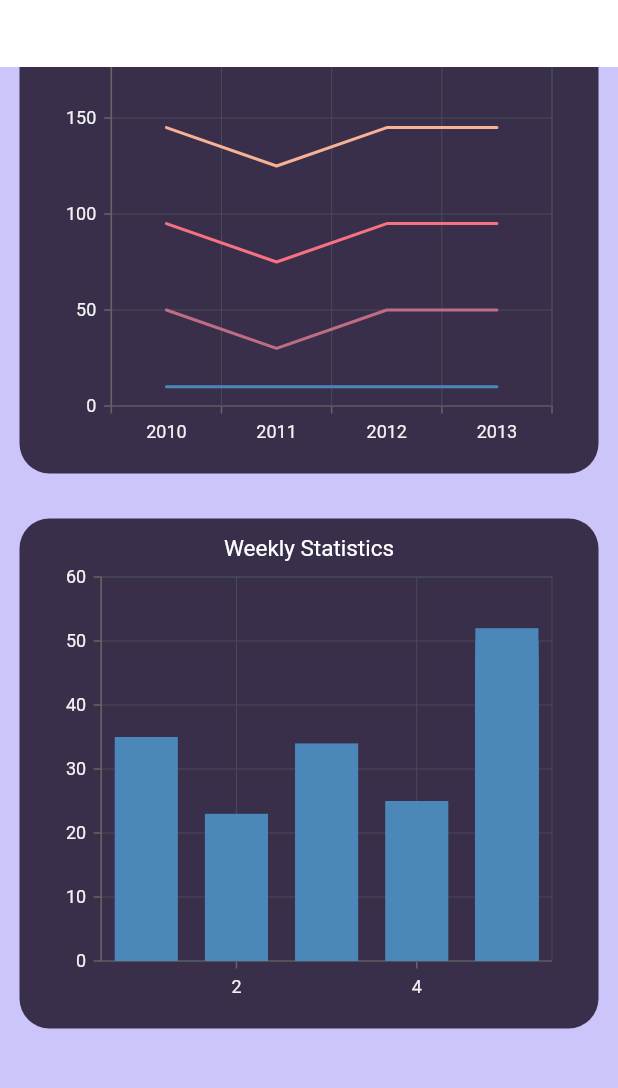
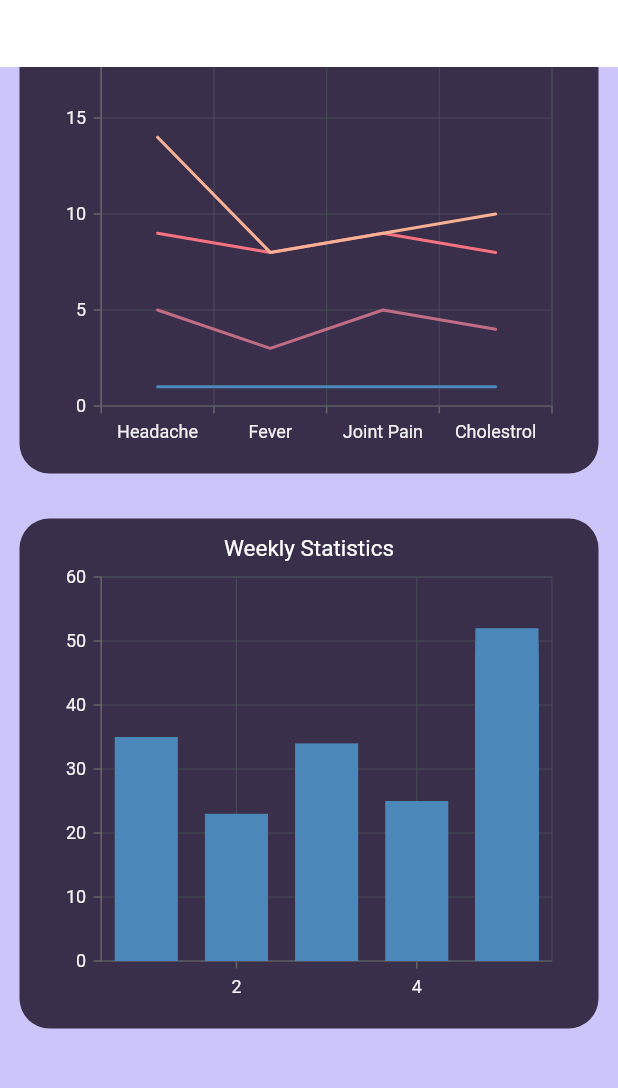
Before and after one commit to Rwishwajith/The-Shield, a Flutter app: the StatisticsSideEffectScreen screen opened directly, scrolled down 154 dp, on a phone screen of 412 x 824 dp, the part 143-1231 px from its top. Run offline on Flutter 3.47's test engine with Material 2 defaults, Android fonts, the phone set to English and light mode, and no system bars; our stand-ins replace cloud_firestore, firebase_auth, firebase_core, fl_chart, flutter_rating_bar, font_awesome_flutter and 6 more; missing offline and left inert: flutter_facebook_auth, is_first_run; accounts and stored records are empty.

Commit message:
Update side_effect.dart

```diff
--- a/the_shield/lib/main_menu/statistics/side_effect.dart
+++ b/the_shield/lib/main_menu/statistics/side_effect.dart
@@ -19,10 +19,11 @@ class _StatisticsSideEffectScreenState
 
 
   final List<ChartDataLine> chartDataLine = [
-    ChartDataLine('2010', 10, 40, 45, 50),
-    ChartDataLine('2011', 10, 20, 45, 50),
-    ChartDataLine('2012', 10, 40, 45, 50),
-    ChartDataLine('2013', 10, 40, 45, 50),
+    ChartDataLine('Headache', 1, 4, 4, 5),
+    ChartDataLine('Fever', 1, 2, 5, 0),
+    ChartDataLine('Joint Pain', 1, 4, 4, 0),
+    ChartDataLine('Cholestrol', 1, 3, 4, 2),
+
   ];
 
   final List<ChartData> chartData = [
```
